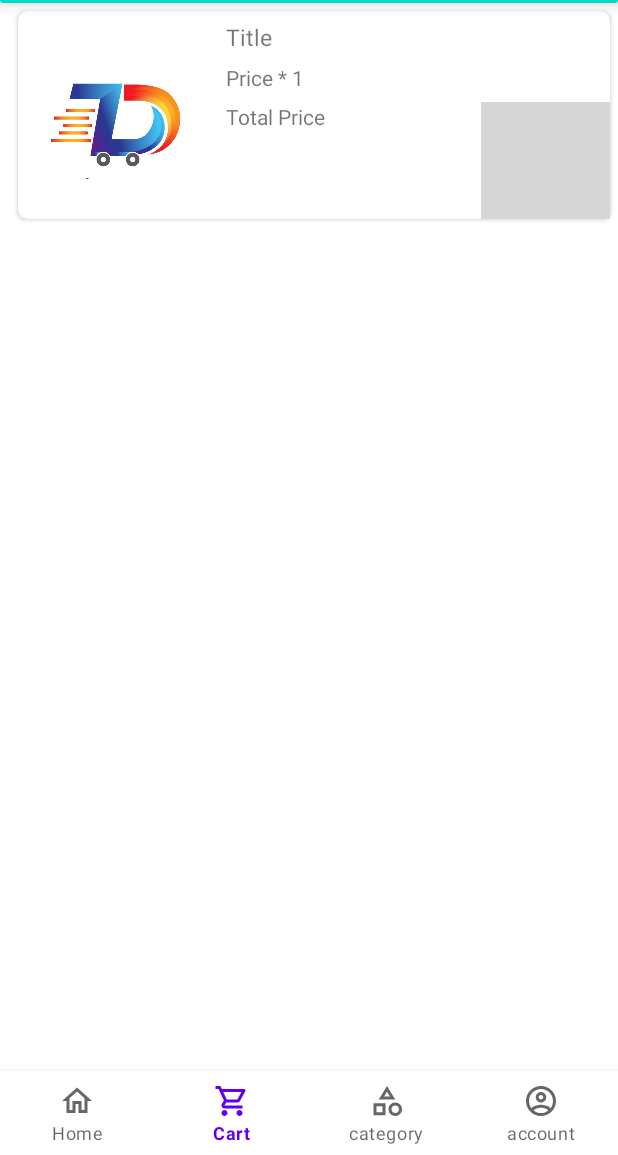
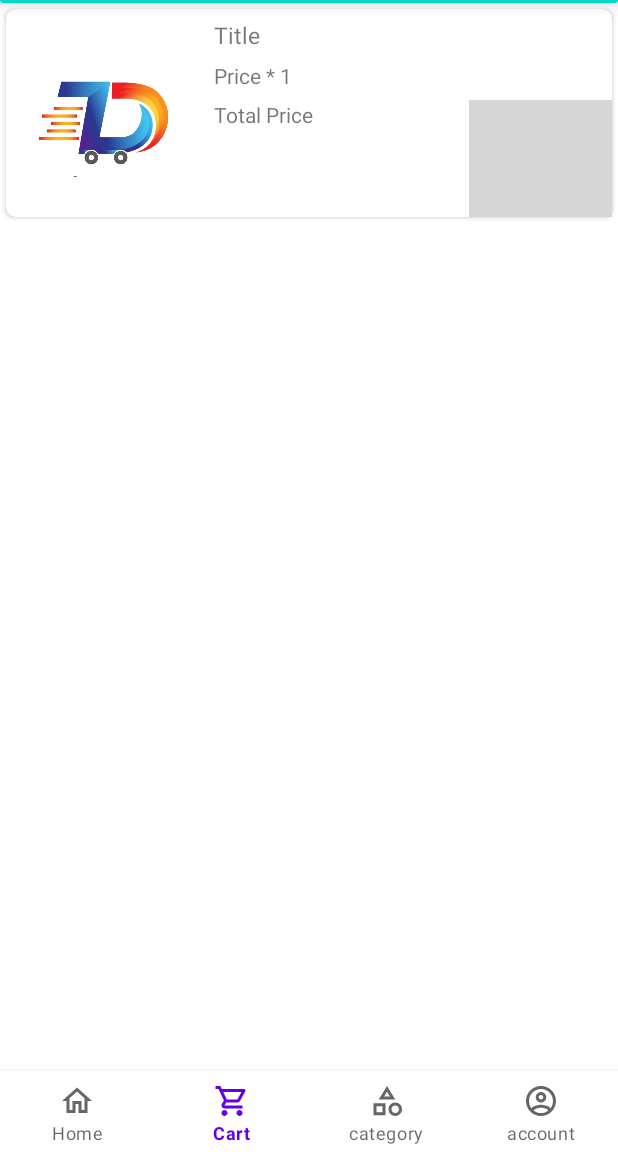
Before and after one commit to fitareq/Dailydeal, an Android app: the screen it shows after launch (MainActivity), item 2 of the bottom bar chosen, on a phone screen of 412 x 824 dp, the part 81-1236 px from its top. Run offline under Robolectric (Android 15) with nearby library versions, the phone set to English and light mode, and no system bars; our stand-ins replace Picasso, Room's generated code, sdp/ssp sizes; libraries missing offline, so code that uses them is left out: com.smarteist.autoimageslider; pictures from the network do not load; 14 statements that could not run were skipped; grey boxes are pictures that could not be loaded.

Commit message:
Station2

```diff
--- a/app/src/main/res/layout/fragment_cart.xml
+++ b/app/src/main/res/layout/fragment_cart.xml
@@ -2,14 +2,12 @@
 <RelativeLayout xmlns:android="http://schemas.android.com/apk/res/android"
     xmlns:app="http://schemas.android.com/apk/res-auto"
     android:layout_width="match_parent"
-    android:layout_height="match_parent"
-    android:layout_marginStart="@dimen/_5sdp"
-    android:layout_marginLeft="@dimen/_5sdp">
+    android:layout_height="match_parent">
 
     <androidx.cardview.widget.CardView
         android:layout_width="match_parent"
         android:layout_height="wrap_content"
-        android:layout_margin="@dimen/_4sdp"
+        android:layout_margin="@dimen/_3sdp"
         app:cardCornerRadius="@dimen/_5sdp">
 
         <LinearLayout
@@ -89,12 +87,14 @@
 
                 <androidx.cardview.widget.CardView
                     android:layout_width="match_parent"
-                    android:layout_height="wrap_content">
+                    android:layout_height="wrap_content"
+                    android:layout_margin="@dimen/_2sdp">
 
                     <LinearLayout
                         android:layout_width="match_parent"
                         android:layout_height="wrap_content"
-                        android:orientation="horizontal">
+                        android:orientation="horizontal"
+                        android:padding="@dimen/_2sdp">
 
                         <Button
                             android:id="@+id/btnRemove"
```
